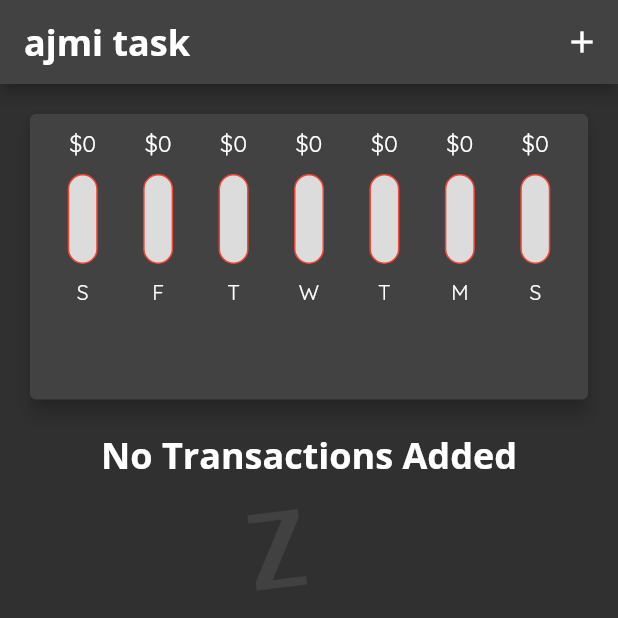
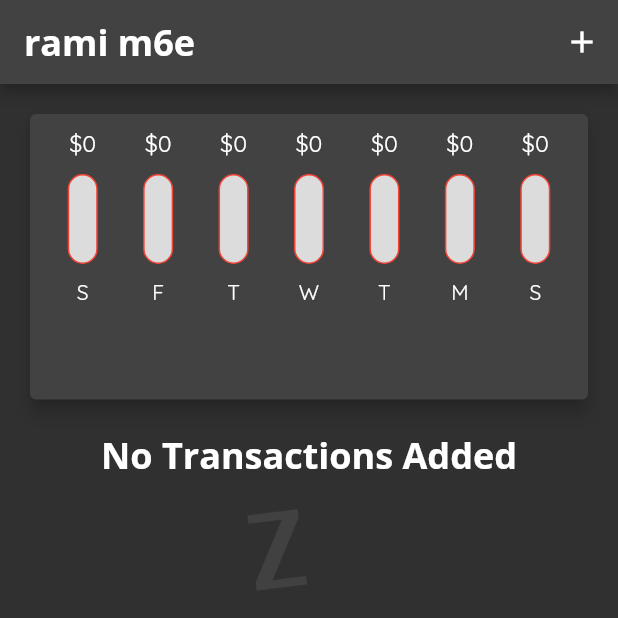
Before and after one commit to mus092tafa/mawla_2nd, a Flutter app: the screen it shows after launch, on a phone screen of 412 x 824 dp, the top half of it. Run offline on Flutter 3.47's test engine with Material 2 defaults, Android fonts, the phone set to English and light mode, and no system bars.

Commit message:
rami new

```diff
--- a/lib/main.dart
+++ b/lib/main.dart
@@ -112,7 +112,7 @@ class _MyHomePageState extends State<MyHomePage> {
             onPressed: () => _startAddNewTx(context), icon: Icon(Icons.add))
       ],
       title: Text(
-        'ajmi task',
+        'rami m6e',
         style: Theme.of(context).textTheme.titleLarge,
       ),
     );
```
